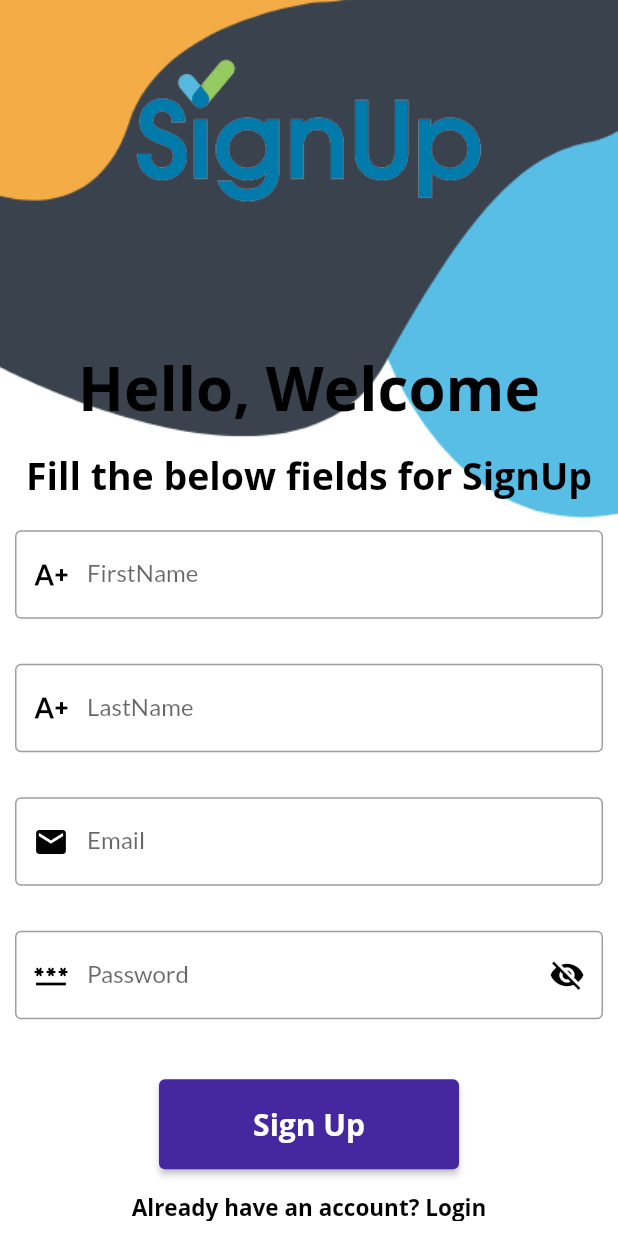
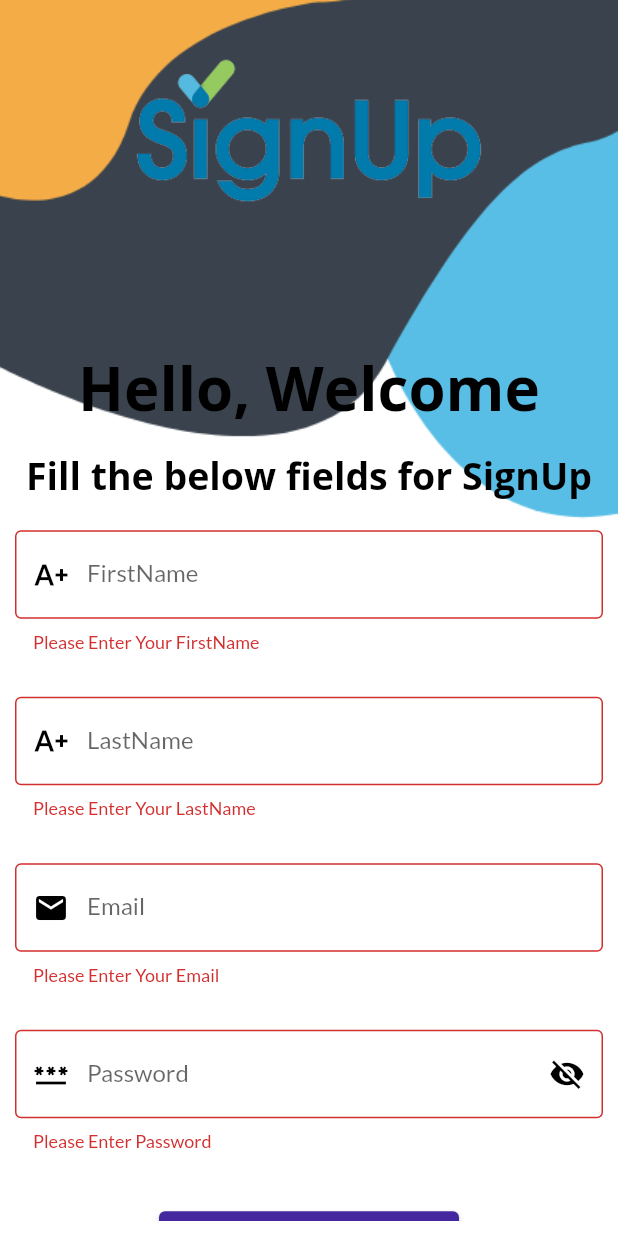
Before and after one commit to ST60002CEM/batch31b-Roshan09876, a Flutter app: the screen it shows after launch, scrolled down 53 dp, after a tap on "Sign Up", on a phone screen of 412 x 824 dp. Run offline on Flutter 3.47's test engine with Material 3 defaults, Android fonts, the phone set to English and light mode, and no system bars; our stand-ins replace dartz, dio, flutter_riverpod, flutter_screenutil, google_fonts, google_nav_bar and 2 more.

Commit message:
SignUp with Backend Success

```diff
--- a/lib/features/auth/data/datasource/user_notifier.dart
+++ b/lib/features/auth/data/datasource/user_notifier.dart
@@ -1,14 +1,26 @@
+import 'package:dartz/dartz.dart';
 import 'package:flutter_riverpod/flutter_riverpod.dart';
+import 'package:job_finder/core/common/Failure.dart';
 import 'package:job_finder/features/auth/data/repositories/auth_repository.dart';
 
-class UserNotifier extends StateNotifier{
+final userNotifierProvider = Provider.autoDispose(
+    (ref) => UserNotifier(ref.read(authRepositoryProvider)));
+
+class UserNotifier extends StateNotifier {
   final AuthRepository _authRepository;
 
   UserNotifier(this._authRepository) : super(null);
 
-
-  Future<void> register(Map<String, dynamic> userData) async {
-    await _authRepository.register(userData);
-    // After a successful registration, you might want to update the user state.
+  // Future<void> register(Map<String, dynamic> userData) async {
+  //   await _authRepository.register(userData);
+  //   // After a successful registration, you might want to update the user state.
+  // }
+  Future<Either<Failure, bool>> register(Map<String, dynamic> userData) async{
+    try{
+      final registerResult = await _authRepository.register(userData);
+     return Right(true);
+    } catch(e){
+      return Left(Failure(error: e.toString()));
+    }
   }
 }
--- a/lib/features/auth/data/repositories/auth_repository.dart
+++ b/lib/features/auth/data/repositories/auth_repository.dart
@@ -13,7 +13,7 @@ class AuthRepository {
 
   AuthRepository({required Dio dio}) : _dio = dio;
 
-  Future<Either<Failure, void>> register(Map<String, dynamic> userData) async {
+  Future<Either<Failure, bool>> register(Map<String, dynamic> userData) async {
     try {
       var response = await _dio.post(ApiEndpoints.signUp, data: userData);
       if (response.statusCode == 200) {
--- a/lib/features/auth/presentation/view/register_view.dart
+++ b/lib/features/auth/presentation/view/register_view.dart
@@ -3,6 +3,7 @@ import 'package:flutter_riverpod/flutter_riverpod.dart';
 import 'package:flutter_screenutil/flutter_screenutil.dart';
 import 'package:job_finder/config/constant/height_spacer.dart';
 import 'package:job_finder/config/constant/reusable_text.dart';
+import 'package:job_finder/features/auth/data/datasource/user_notifier.dart';
 import 'package:job_finder/features/auth/presentation/view/login_view.dart';
 import 'package:job_finder/config/constant/app_constants.dart';
 
@@ -18,11 +19,13 @@ class _RegisterViewState extends ConsumerState<RegisterView> {
 
   final _key = GlobalKey<FormState>();
 
-  final firstcontroller = TextEditingController();
+  final firstNameController = TextEditingController();
 
-  final secondcontroller = TextEditingController();
+  final lastNameController = TextEditingController();
 
-  final thirdcontroller = TextEditingController();
+  final emailController = TextEditingController();
+
+  final password = TextEditingController();
 
   final _gap = HeightSpacer(size: 10.h);
 
@@ -66,7 +69,7 @@ class _RegisterViewState extends ConsumerState<RegisterView> {
                       height: 20,
                     ),
                     TextFormField(
-                      controller: firstcontroller,
+                      controller: firstNameController,
                       decoration: InputDecoration(
                           prefixIcon: Icon(
                             Icons.text_increase_outlined,
@@ -85,7 +88,7 @@ class _RegisterViewState extends ConsumerState<RegisterView> {
                       height: 30,
                     ),
                     TextFormField(
-                      controller: firstcontroller,
+                      controller: lastNameController,
                       decoration: InputDecoration(
                           prefixIcon: Icon(
                             Icons.text_increase_outlined,
@@ -104,7 +107,7 @@ class _RegisterViewState extends ConsumerState<RegisterView> {
                       height: 30,
                     ),
                     TextFormField(
-                      controller: secondcontroller,
+                      controller: emailController,
                       decoration: InputDecoration(
                           prefixIcon: Icon(
                             Icons.email,
@@ -125,7 +128,7 @@ class _RegisterViewState extends ConsumerState<RegisterView> {
                       height: 30,
                     ),
                     TextFormField(
-                      controller: thirdcontroller,
+                      controller: password,
                       obscureText: _obsecuretext,
                       decoration: InputDecoration(
                           prefixIcon: Icon(
@@ -163,13 +166,41 @@ class _RegisterViewState extends ConsumerState<RegisterView> {
                         style: ElevatedButton.styleFrom(
                             backgroundColor: Color(kDarkPurple.value),
                             minimumSize: Size(200, 60)),
-                        onPressed: () {
-                          // if (_key.currentState!.validate()) {
-                          //   // Navigator.push(
-                          //   //     context,
-                          //   //     MaterialPageRoute(
-                          //   //         builder: (context) => LoginView()));
-                          // }
+                        onPressed: () async {
+                          if (_key.currentState!.validate()) {
+                            final userData = {
+                              'firstName': firstNameController.text,
+                              'lastName': lastNameController.text,
+                              'email': emailController.text,
+                              // 'password': password.text,
+                            };
+                            final result = await ref
+                                .read(userNotifierProvider)
+                                .register(userData);
+                            result.fold(
+                                (Failure) => ScaffoldMessenger.of(context)
+                                    .showSnackBar(SnackBar(
+                                        backgroundColor: Colors.red,
+                                        content: Center(
+                                          child: Text(
+                                            'Invalid Error : ${Failure.error}',
+                                            style: TextStyle(
+                                                fontWeight: FontWeight.bold,
+                                                color: Colors.white),
+                                          ),
+                                        ))),
+                                (Right) => ScaffoldMessenger.of(context)
+                                    .showSnackBar(SnackBar(
+                                        backgroundColor: Colors.blue,
+                                        content: Center(
+                                          child: Text(
+                                            'User Created Successfully',
+                                            style: TextStyle(
+                                                fontWeight: FontWeight.bold,
+                                                color: Colors.white),
+                                          ),
+                                        ))));
+                          }
                         },
                         child: ReusableText(
                           text: 'Sign Up',
```
